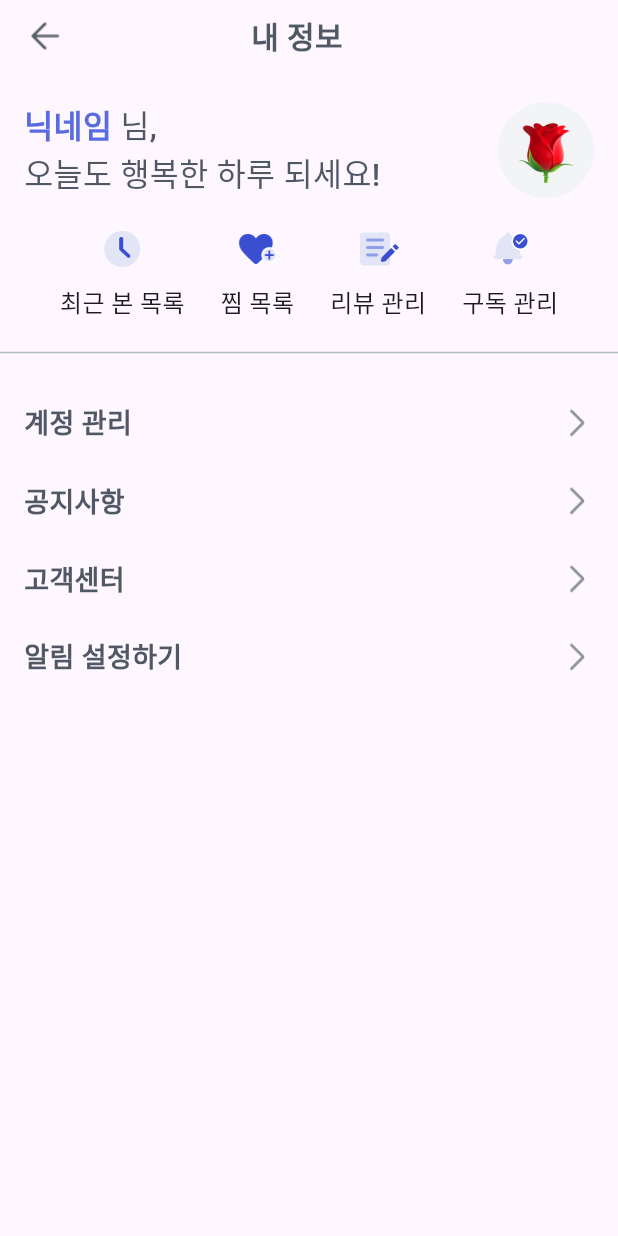
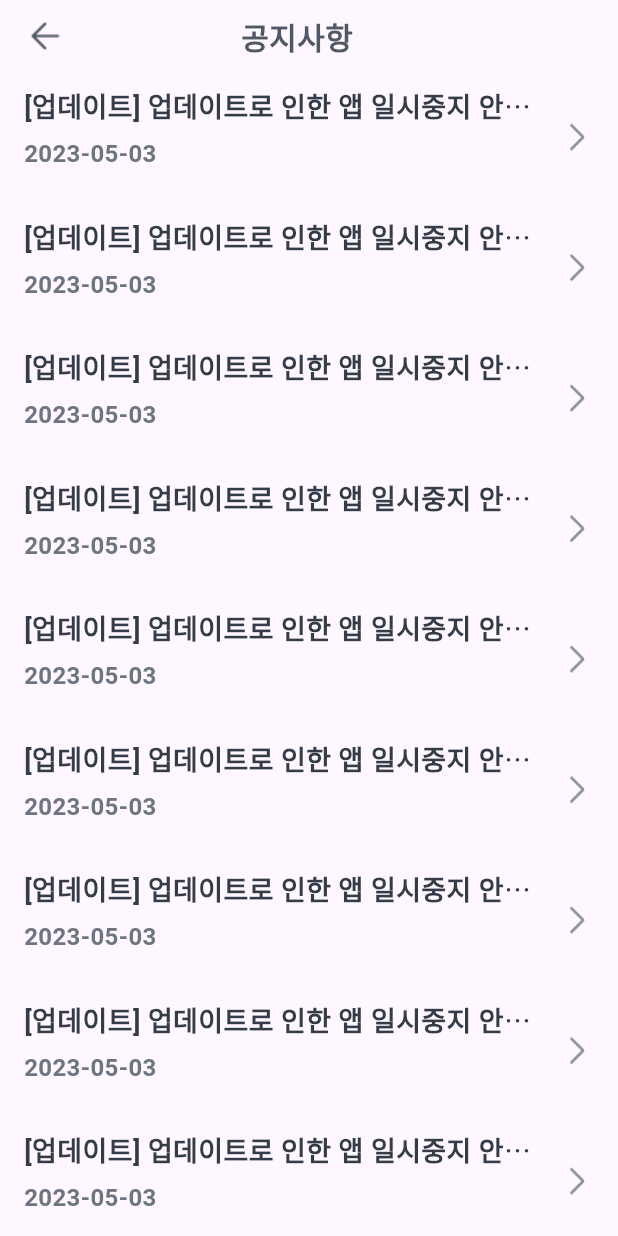
Before and after one commit to jaekyung-you/seenear_flutter, a Flutter app: the MyPageScreen screen opened by its route, after a tap on "공지사항", on a phone screen of 412 x 824 dp. Run offline on Flutter 3.47's test engine with Material 2 defaults, Android fonts, the phone set to English and light mode, and no system bars; drawn by our look-alikes of styled_text; our stand-ins replace get; missing offline and left inert: kakao_flutter_sdk_user; network calls fail.

Commit message:
공지사항 화면 및 route 추가

```diff
--- a/lib/const/seenear_path.dart
+++ b/lib/const/seenear_path.dart
@@ -8,4 +8,5 @@ class SeenearPath {
   static String MY_PROFILE = '/profile/my';
 
   static String MY_PAGE_ACCOUNT = '/my_page/account';
+  static String MY_PAGE_NOTICE= '/my_page/notice';
 }
--- a/lib/const/seenear_route.dart
+++ b/lib/const/seenear_route.dart
@@ -5,6 +5,7 @@ import 'package:seenear/presentation/home/widget/home_screen.dart';
 import 'package:seenear/presentation/my_page/controller/my_page_menu_controller.dart';
 import 'package:seenear/presentation/my_page/controller/my_page_setting_controller.dart';
 import 'package:seenear/presentation/my_page/widget/my_setting_menu/my_account_screen.dart';
+import 'package:seenear/presentation/my_page/widget/my_setting_menu/notice_screen.dart';
 import 'package:seenear/presentation/profile/controller/other_profile_detail_controller.dart';
 import 'package:seenear/presentation/profile/widget/other_profile_detail_screen.dart';
 import 'package:seenear/presentation/sign_up/controller/sign_up_controller.dart';
@@ -49,7 +50,7 @@ class SeenearRoute {
       page: () => const MyPageScreen(),
       binding: BindingsBuilder(
             () {
-          Get.put(MyPageController());
+          Get.put(MyPageMenuController());
         },
       ),
     ),
@@ -71,5 +72,14 @@ class SeenearRoute {
         },
       ),
     ),
+    GetPage(
+      name: SeenearPath.MY_PAGE_NOTICE,
+      page: () => const NoticeScreen(),
+      binding: BindingsBuilder(
+            () {
+          Get.put(MyPageSettingController());
+        },
+      ),
+    ),
   ];
 }
--- a/lib/main.dart
+++ b/lib/main.dart
@@ -7,7 +7,9 @@ import 'package:seenear/const/design_system/seenear_color.dart';
 import 'package:seenear/const/design_system/textfield_with_helper.dart';
 import 'package:seenear/const/seenear_route.dart';
 import 'package:seenear/data/local/helper_text_type.dart';
+import 'package:seenear/presentation/my_page/controller/my_page_menu_controller.dart';
 import 'package:seenear/presentation/my_page/controller/my_page_setting_controller.dart';
+import 'package:seenear/presentation/my_page/widget/my_page_menu/my_page_screen.dart';
 import 'package:seenear/presentation/my_page/widget/my_setting_menu/my_account_screen.dart';
 import 'const/design_system/empty_view.dart';
 import 'const/design_system/rounded_widget.dart';
@@ -34,6 +36,7 @@ class MyApp extends StatelessWidget {
       initialRoute: '/',
       initialBinding: BindingsBuilder(
         () {
+          Get.put(MyPageMenuController());
           Get.put(MyPageSettingController());
         },
       ),
@@ -43,7 +46,7 @@ class MyApp extends StatelessWidget {
         colorScheme: ColorScheme.fromSeed(seedColor: Colors.deepPurple),
         useMaterial3: true,
       ),
-      home: MyAccountScreen(),
+      home: MyPageScreen(),
     );
   }
 }
--- a/lib/presentation/my_page/controller/my_page_menu_controller.dart
+++ b/lib/presentation/my_page/controller/my_page_menu_controller.dart
@@ -2,12 +2,13 @@ import 'package:flutter/material.dart';
 import 'package:get/get.dart';
 import 'package:seenear/const/enum/my_page_menu.dart';
 import 'package:seenear/const/enum/my_page_setting.dart';
+import 'package:seenear/const/seenear_path.dart';
 import 'package:seenear/domain/util/snack_bar_manager.dart';
 
 import '../../../const/design_system/base_bottom_sheet.dart';
 import '../widget/my_page_menu/my_page_content_screen.dart';
 
-class MyPageController extends GetxController with GetSingleTickerProviderStateMixin {
+class MyPageMenuController extends GetxController with GetSingleTickerProviderStateMixin {
   late TabController myPageTabController;
 
   @override
@@ -29,7 +30,9 @@ class MyPageController extends GetxController with GetSingleTickerProviderStateM
   void onTapSettingItem(MyPageSetting setting) {
     switch (setting) {
       case MyPageSetting.account:
+        Get.toNamed(SeenearPath.MY_PAGE_ACCOUNT);
       case MyPageSetting.notice:
+        Get.toNamed(SeenearPath.MY_PAGE_NOTICE);
       case MyPageSetting.helpdesk:
       case MyPageSetting.notification:
     }
--- a/lib/presentation/my_page/controller/my_page_setting_controller.dart
+++ b/lib/presentation/my_page/controller/my_page_setting_controller.dart
@@ -9,6 +9,8 @@ import 'package:seenear/presentation/my_page/widget/my_setting_menu/nickname_edi
 class MyPageSettingController extends GetxController {
   TextEditingController nicknameEditController = TextEditingController();
   HelperTextType helperTextType = HelperTextType(isError: false, helperText: '닉네임을 입력해주세요.');
+
+  List<String> noticeList = [];
 
   List<String> deactiveReasons = [
     '개인정보 노출이 걱정돼요',
--- a/lib/presentation/my_page/widget/my_page_menu/my_page_content_screen.dart
+++ b/lib/presentation/my_page/widget/my_page_menu/my_page_content_screen.dart
@@ -9,7 +9,7 @@ import 'package:seenear/presentation/my_page/widget/my_page_menu/subscription_ce
 import 'package:styled_text/styled_text.dart';
 import '../../../../const/design_system/seenear_color.dart';
 
-class MyPageContentScreen extends GetView<MyPageController> {
+class MyPageContentScreen extends GetView<MyPageMenuController> {
   final MyPageMenu menu;
 
   const MyPageContentScreen({super.key, required this.menu});
--- a/lib/presentation/my_page/widget/my_page_menu/my_page_screen.dart
+++ b/lib/presentation/my_page/widget/my_page_menu/my_page_screen.dart
@@ -8,7 +8,7 @@ import 'package:seenear/presentation/base_widget/seenear_base_scaffold.dart';
 import 'package:seenear/presentation/my_page/controller/my_page_menu_controller.dart';
 import 'package:styled_text/styled_text.dart';
 
-class MyPageScreen extends GetView<MyPageController> {
+class MyPageScreen extends GetView<MyPageMenuController> {
   const MyPageScreen({super.key});
 
   @override
--- a/lib/presentation/my_page/widget/my_page_menu/subscription_cell.dart
+++ b/lib/presentation/my_page/widget/my_page_menu/subscription_cell.dart
@@ -7,7 +7,7 @@ import 'package:seenear/presentation/my_page/controller/my_page_menu_controller.
 import '../../../../const/enum/my_page_menu.dart';
 import '../../../../const/seenear_path.dart';
 
-class SubscriptionCell extends GetView<MyPageController> {
+class SubscriptionCell extends GetView<MyPageMenuController> {
   final bool isFollowing; // true: '내가 구독한 사람'
   final bool isMatched; // 서로 구독중인 경우
 
--- /dev/null
+++ b/lib/presentation/my_page/widget/my_setting_menu/notice_screen.dart
@@ -0,0 +1,81 @@
+import 'package:flutter/material.dart';
+import 'package:get/get.dart';
+import 'package:seenear/const/design_system/base_header.dart';
+import 'package:seenear/presentation/base_widget/seenear_base_scaffold.dart';
+import 'package:seenear/presentation/my_page/controller/my_page_setting_controller.dart';
+
+import '../../../../const/design_system/seenear_color.dart';
+
+class NoticeScreen extends GetView<MyPageSettingController> {
+  const NoticeScreen({super.key});
+
+  @override
+  Widget build(BuildContext context) {
+    return SeenearBaseScaffold(
+      child: Padding(
+        padding: const EdgeInsets.symmetric(horizontal: 16.0),
+        child: Column(
+          children: [
+            const BaseHeader(title: '공지사항'),
+            Expanded(
+              child: ListView.builder(
+                itemCount: 10,
+                itemBuilder: (context, index) {
+                  return noticeCell();
+                },
+              ),
+            ),
+          ],
+        ),
+      ),
+    );
+  }
+
+  Widget noticeCell() {
+    return Padding(
+      padding: const EdgeInsets.symmetric(vertical: 10.0),
+      child: SizedBox(
+        width: Get.width,
+        height: 67,
+        child: Row(
+          mainAxisAlignment: MainAxisAlignment.spaceBetween,
+          children: [
+            Expanded(
+              child: Column(
+                crossAxisAlignment: CrossAxisAlignment.start,
+                children: [
+                  Text(
+                    '[업데이트] 업데이트로 인한 앱 일시중지 안내 업데이트로 인한 앱 일시중지 안내',
+                    overflow: TextOverflow.ellipsis,
+                    style: TextStyle(
+                      fontWeight: FontWeight.w600,
+                      fontSize: 18,
+                      color: SeenearColor.grey70,
+                    ),
+                  ),
+                  const SizedBox(
+                    height: 6,
+                  ),
+                  Text(
+                    '2023-05-03',
+                    style: TextStyle(
+                      fontWeight: FontWeight.w600,
+                      fontSize: 16,
+                      color: SeenearColor.grey50,
+                    ),
+                  ),
+                ],
+              ),
+            ),
+            const SizedBox(width: 6,),
+            Image.asset(
+              'assets/images/arrow_right.png',
+              height: 22,
+              color: SeenearColor.grey30,
+            ),
+          ],
+        ),
+      ),
+    );
+  }
+}
```
